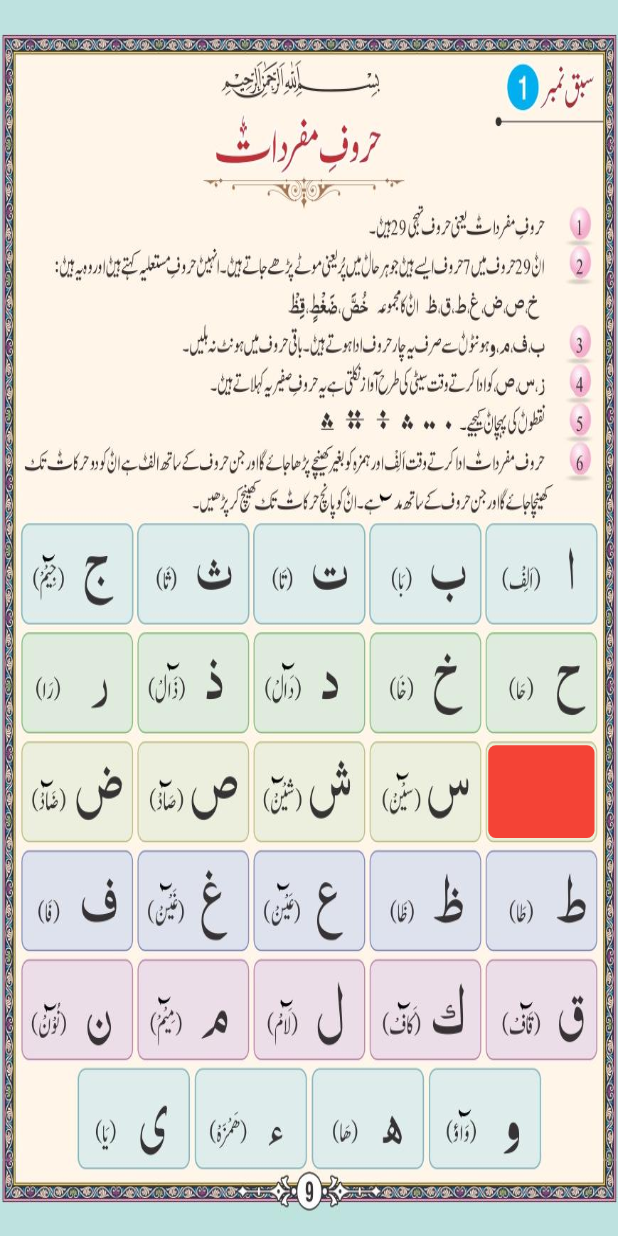
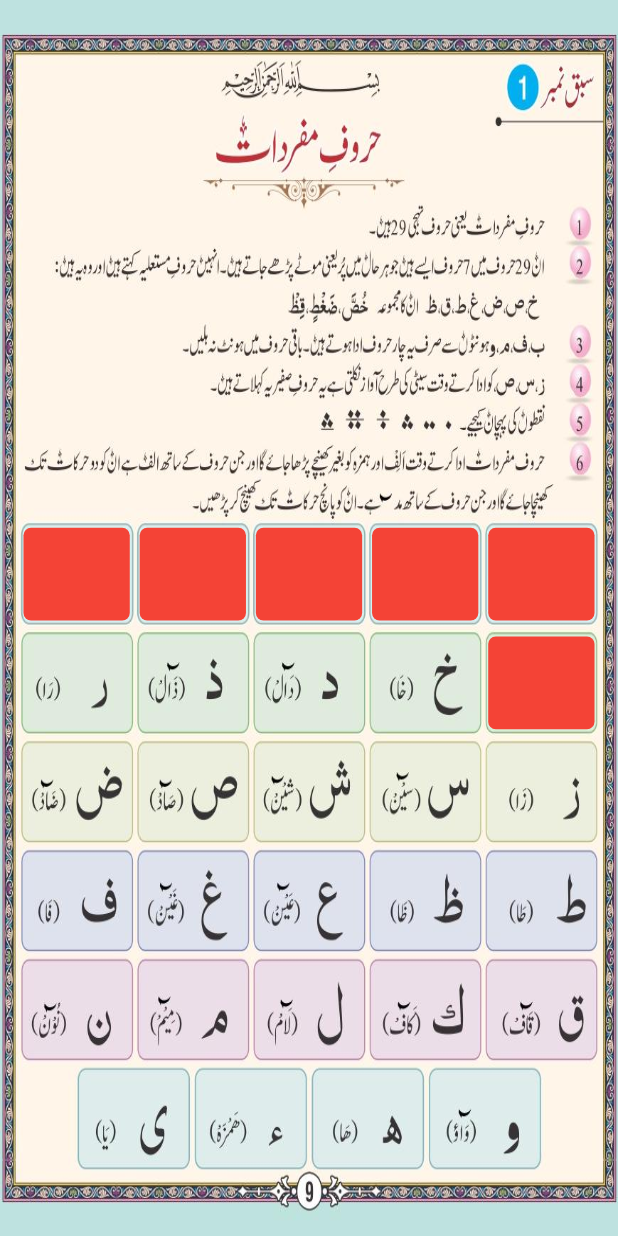
Before and after one commit to ahmadali369/makki-madani-qaida, a Flutter app: the screen it shows after launch, on a phone screen of 412 x 824 dp. Run offline on Flutter 3.47's test engine with Material 3 defaults, Android fonts, the phone set to English and light mode, and no system bars; our stand-ins replace audioplayers.

Commit message:
next day

```diff
--- a/lib/testingAudioContainer.dart
+++ b/lib/testingAudioContainer.dart
@@ -2,7 +2,13 @@ import 'package:audioplayers/audioplayers.dart';
 import 'package:flutter/material.dart';
 
 class AutdioButtonWidget extends StatefulWidget {
-  const AutdioButtonWidget({Key? key}) : super(key: key);
+  AutdioButtonWidget({Key? key, required this.Width, required this.Height, required this.left,  required this.top}) : super(key: key);
+
+  double Width;
+  double Height;
+  double top;
+  double left;
+
 
   @override
   State<AutdioButtonWidget> createState() => _AutdioButtonWidgetState();
@@ -14,18 +20,17 @@ class _AutdioButtonWidgetState extends State<AutdioButtonWidget> {
 
   @override
   Widget build(BuildContext context) {
-    final double Height = MediaQuery.of(context).size.height;
-final double Width = MediaQuery.of(context).size.width;
+
 
     return  Scaffold(
-      body: Center(child: Container(
-        width: Width * .2,
-        height: Height * .1,
+      body: Center(
+        child: Container(
+          width: MediaQuery.of(context).size.width * .172,
+          height: MediaQuery.of(context).size.height * .075,
         color: Colors.purple,
         child: TextButton(
           onPressed: () async{
             await audioPlayer.play(AssetSource("audios/demo2.mp3"));
-
           }, child: Text("."),
         ),
       )
--- a/lib/testingPage.dart
+++ b/lib/testingPage.dart
@@ -29,14 +29,14 @@ class _MyHomePageState extends State<MyHomePage> {
           ),
         ),
 
+        /// -------------------------------------------------------------------------------------- row 1   188
 
-
-
+        /// alif
         Positioned(
           left: MediaQuery.of(context).size.width *
               0.790, // Adjust the left position as needed.
           top: MediaQuery.of(context).size.height *
-              0.603, // Adjust the top position as needed.
+              0.427, // Adjust the top position as needed.
 
           child: Container(
             decoration: BoxDecoration(
@@ -48,8 +48,92 @@ class _MyHomePageState extends State<MyHomePage> {
           ),
         ),
 
+        /// baa
+        Positioned(
+          left: MediaQuery.of(context).size.width *
+              0.602, // Adjust the left position as needed.
+          top: MediaQuery.of(context).size.height *
+              0.427, // Adjust the top position as needed.
 
+          child: Container(
+            decoration: BoxDecoration(
+                color: Colors.red, borderRadius: BorderRadius.circular(5)),
 
+            width: MediaQuery.of(context).size.width * .172,
+            height: MediaQuery.of(context).size.height * .075,
+            // Change the color as needed.
+          ),
+        ),
+
+        /// taa
+        Positioned(
+          left: MediaQuery.of(context).size.width *
+              0.414, // Adjust the left position as needed.
+          top: MediaQuery.of(context).size.height *
+              0.427, // Adjust the top position as needed.
+
+          child: Container(
+            decoration: BoxDecoration(
+                color: Colors.red, borderRadius: BorderRadius.circular(5)),
+
+            width: MediaQuery.of(context).size.width * .172,
+            height: MediaQuery.of(context).size.height * .075,
+            // Change the color as needed.
+          ),
+        ),
+
+        /// saa
+        Positioned(
+          left: MediaQuery.of(context).size.width *
+              0.226, // Adjust the left position as needed.
+          top: MediaQuery.of(context).size.height *
+              0.427, // Adjust the top position as needed.
+
+          child: Container(
+            decoration: BoxDecoration(
+                color: Colors.red, borderRadius: BorderRadius.circular(5)),
+
+            width: MediaQuery.of(context).size.width * .172,
+            height: MediaQuery.of(context).size.height * .075,
+            // Change the color as needed.
+          ),
+        ),
+
+        /// saa
+        Positioned(
+          left: MediaQuery.of(context).size.width *
+              0.038, // Adjust the left position as needed.
+          top: MediaQuery.of(context).size.height *
+              0.427, // Adjust the top position as needed.
+
+          child: Container(
+            decoration: BoxDecoration(
+                color: Colors.red, borderRadius: BorderRadius.circular(5)),
+
+            width: MediaQuery.of(context).size.width * .172,
+            height: MediaQuery.of(context).size.height * .075,
+            // Change the color as needed.
+          ),
+        ),
+
+        /// ------------------------------------------------------------------------------------------ row 2
+
+        /// haa
+        Positioned(
+          left: MediaQuery.of(context).size.width *
+              0.790, // Adjust the left position as needed.
+          top: MediaQuery.of(context).size.height *
+              0.515, // Adjust the top position as needed.
+
+          child: Container(
+            decoration: BoxDecoration(
+                color: Colors.red, borderRadius: BorderRadius.circular(5)),
+
+            width: MediaQuery.of(context).size.width * .172,
+            height: MediaQuery.of(context).size.height * .075,
+            // Change the color as needed.
+          ),
+        ),
 
         // Add more Positioned containers as needed.
       ],
```
Also changed, not shown: lib/Consts/constVariables.dart (+15 -0 lines).
